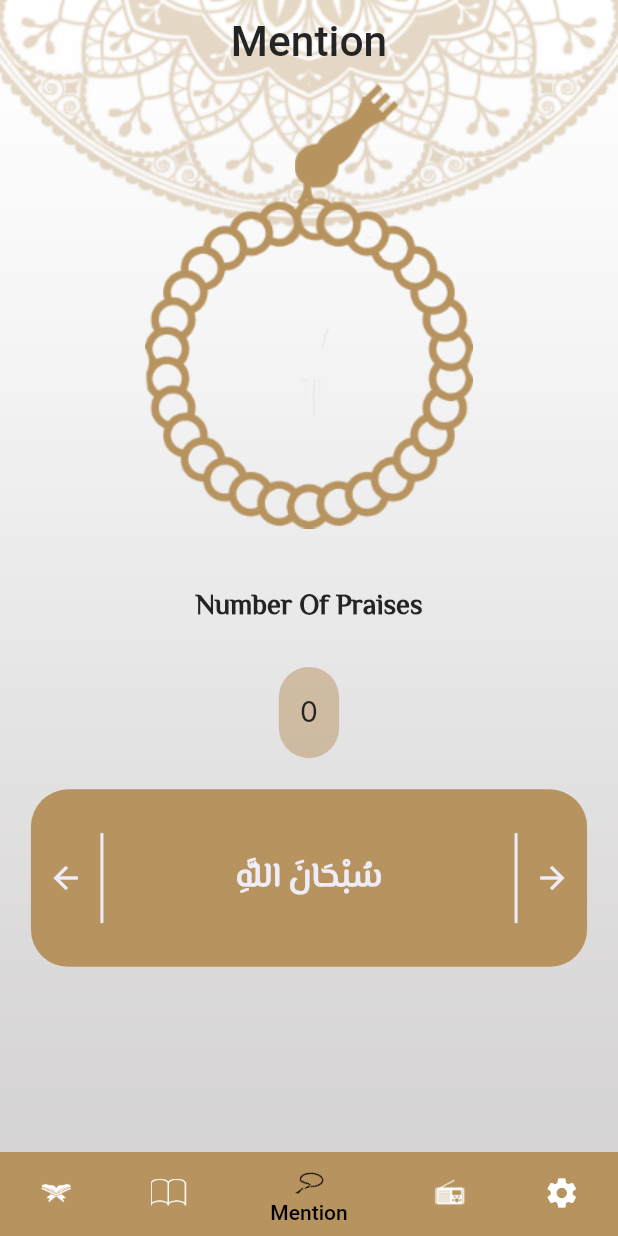
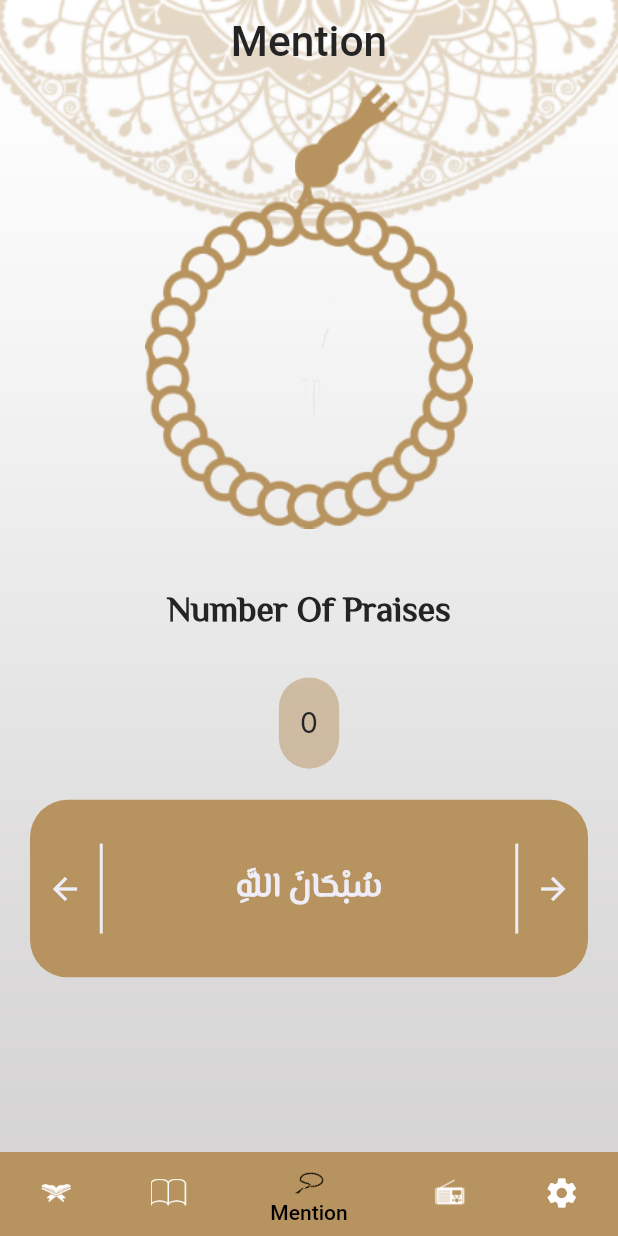
Before and after one commit to HalimWagih66/Islami-Application, a Flutter app: the screen it shows after launch, item 3 of the bottom bar chosen, on a phone screen of 412 x 824 dp. Run offline on Flutter 3.47's test engine with Material 2 defaults, Android fonts, the light colour scheme and no system bars; our stand-ins replace audioplayers, dio, flutter_screenutil, shared_preferences; generated files the repository leaves out were written again; network calls fail; Roboto replaces fonts that are missing (Inter); statements that could not run were skipped.

Commit message:
edit in responsive

```diff
--- a/lib/features/layout_screen/quran_Tap/view/widget/surah_name_and_number_of_verses.dart
+++ b/lib/features/layout_screen/quran_Tap/view/widget/surah_name_and_number_of_verses.dart
@@ -40,7 +40,7 @@ class SurahNameAndNumberOfVerses extends StatelessWidget {
                 child: Center(
                   child: Text(
                     numberOfVerses.toString(),
-                    style: Theme.of(context).textTheme.titleMedium?.copyWith(fontSize: 20.sp),
+                    style: Theme.of(context).textTheme.titleMedium,
                     textAlign: TextAlign.center,
                   ),
                 ),
@@ -62,7 +62,7 @@ class SurahNameAndNumberOfVerses extends StatelessWidget {
                     Center(
                       child: Text(
                         settingsProvider.languageCode == "en"?surahName:surahNameTashkil,
-                        style: Theme.of(context).textTheme.titleMedium?.copyWith(fontSize: 20.sp),
+                        style: Theme.of(context).textTheme.titleMedium,
                         textAlign: TextAlign.center,
 
                       ),
--- a/lib/features/layout_screen/quran_Tap/view/widget/title_table_surahs.dart
+++ b/lib/features/layout_screen/quran_Tap/view/widget/title_table_surahs.dart
@@ -18,7 +18,7 @@ class TitleTableSurahs extends StatelessWidget {
           children: [
             TableRow(
                 children: [
-                  Text(AppLocalizations.of(context)!.number_of_verses,style: Theme.of(context).textTheme.titleLarge?.copyWith(fontSize: 20.sp),textAlign: TextAlign.center,),
+                  Text(AppLocalizations.of(context)!.number_of_verses,style: Theme.of(context).textTheme.titleLarge?.copyWith(fontSize: 25.sp),textAlign: TextAlign.center,),
                   Text(AppLocalizations.of(context)!.surah_name,style: Theme.of(context).textTheme.titleLarge,textAlign: TextAlign.center,),
                 ]
             )
--- a/lib/features/layout_screen/radio_Tap/view/widget/radio_item.dart
+++ b/lib/features/layout_screen/radio_Tap/view/widget/radio_item.dart
@@ -1,4 +1,5 @@
 import 'package:flutter/material.dart';
+import 'package:flutter_screenutil/flutter_screenutil.dart';
 import 'package:provider/provider.dart';
 import '../../../../../models/model.radio/radio.dart';
 import '../../view model/radio_tap_view_model.dart';
@@ -15,6 +16,9 @@ class RadioItem extends StatelessWidget {
       child: Column(
         children: [
           Text(radioModel[provider.selectedRadioStation].name??"",style: Theme.of(context).textTheme.titleLarge,),
+          SizedBox(
+            height: 20.h,
+          ),
           Row(
             mainAxisAlignment: MainAxisAlignment.spaceEvenly,
             children: [
--- a/lib/features/layout_screen/settings/view/widget/field_choose_app_state.dart
+++ b/lib/features/layout_screen/settings/view/widget/field_choose_app_state.dart
@@ -24,7 +24,7 @@ class FieldChooseAppState  extends StatelessWidget {
             style: Theme.of(context)
                 .textTheme
                 .titleLarge
-                ?.copyWith(fontWeight: FontWeight.w100, fontSize: 23.sp),
+                ?.copyWith(fontWeight: FontWeight.w400, fontSize: 30.sp),
           ),
           Icon(Icons.arrow_drop_down_outlined,color: Theme.of(context).hintColor),
         ],
--- a/lib/features/layout_screen/tasbeh_Tap/view/tasbeh_tap.dart
+++ b/lib/features/layout_screen/tasbeh_Tap/view/tasbeh_tap.dart
@@ -11,8 +11,8 @@ class TasbehTap extends StatelessWidget {
   Widget build(BuildContext context) {
     return ChangeNotifierProvider(
       create: (context) => TasbehTapViewModel(),
-      child: SingleChildScrollView(
-        child: TasbehTapBody(widthScreen:  MediaQuery.of(context).size.width,heightScreen: MediaQuery.of(context).size.width)
+      child: const SingleChildScrollView(
+        child: TasbehTapBody()
       ),
     );
   }
--- a/lib/features/layout_screen/tasbeh_Tap/view/widget/child_bottom_content_tasbeh_ink_will.dart
+++ b/lib/features/layout_screen/tasbeh_Tap/view/widget/child_bottom_content_tasbeh_ink_will.dart
@@ -6,8 +6,7 @@ import '../../../../../provider/settings_provider.dart';
 import '../../view model/tasbeh_tap_view_model.dart';
 
 class ChildBottomContentInkWil extends StatelessWidget {
-  const ChildBottomContentInkWil({super.key, required this.widthScreen});
-  final double widthScreen;
+  const ChildBottomContentInkWil({super.key});
   @override
   Widget build(BuildContext context) {
     var tasbehProvider = Provider.of<TasbehTapViewModel>(context);
@@ -22,8 +21,7 @@ class ChildBottomContentInkWil extends StatelessWidget {
                       : const Color(0xF1F1F1FF),
                   width: 2.w,
                   style: BorderStyle.solid),),),
-          width: widthScreen * 0.7,
-          padding: const EdgeInsets.all(13),
+      padding: const EdgeInsets.all(13),
           child: Text(
             tasbehProvider.contentTasbeh[tasbehProvider.selectedContentTasbeh],
             textAlign: TextAlign.center,
--- a/lib/features/layout_screen/tasbeh_Tap/view/widget/show_content_tasbeh.dart
+++ b/lib/features/layout_screen/tasbeh_Tap/view/widget/show_content_tasbeh.dart
@@ -7,8 +7,7 @@ import 'package:provider/provider.dart';
 import 'child_bottom_content_tasbeh_ink_will.dart';
 
 class ShowContentTasbeh extends StatelessWidget {
-  const ShowContentTasbeh({super.key, required this.widthScreen});
-  final double widthScreen;
+  const ShowContentTasbeh({super.key});
   @override
   Widget build(BuildContext context) {
     var provider = Provider.of<TasbehTapViewModel>(context);
@@ -18,7 +17,7 @@ class ShowContentTasbeh extends StatelessWidget {
         borderRadius: BorderRadius.circular(25),
         color: Theme.of(context).hintColor,
       ),
-      width: widthScreen * 0.9,
+      width: MediaQuery.of(context).size.height * 0.9,
       child: Row(
         mainAxisAlignment: MainAxisAlignment.center,
         children: [
@@ -56,7 +55,7 @@ class ShowContentTasbeh extends StatelessWidget {
               onLongPress: ()async {
                 await provider.onLongPressContentTasbeh(context);
               },
-              child: ChildBottomContentInkWil(widthScreen: widthScreen),
+              child: const ChildBottomContentInkWil(),
             ),
           ),
           Expanded(
--- a/lib/features/layout_screen/tasbeh_Tap/view/widget/show_image_sabhuh.dart
+++ b/lib/features/layout_screen/tasbeh_Tap/view/widget/show_image_sabhuh.dart
@@ -6,9 +6,7 @@ import 'package:provider/provider.dart';
 import '../../view model/tasbeh_tap_view_model.dart';
 
 class ShowImageSabhuh extends StatelessWidget {
-  const ShowImageSabhuh({super.key, required this.widthScreen, required this.heightScreen});
-  final double widthScreen;
-  final double heightScreen;
+  const ShowImageSabhuh({super.key});
   @override
   Widget build(BuildContext context) {
     var settingsProvider = Provider.of<SettingsProvider>(context,listen: false);
--- a/lib/features/layout_screen/tasbeh_Tap/view/widget/tasbeh_tap_body.dart
+++ b/lib/features/layout_screen/tasbeh_Tap/view/widget/tasbeh_tap_body.dart
@@ -8,9 +8,8 @@ import 'package:provider/provider.dart';
 import '../../view model/tasbeh_tap_view_model.dart';
 
 class TasbehTapBody extends StatefulWidget {
-  const TasbehTapBody({super.key, required this.heightScreen, required this.widthScreen});
-  final double heightScreen;
-  final double widthScreen;
+  const TasbehTapBody({super.key});
+
 
   @override
   State<TasbehTapBody> createState() => _TasbehTapBodyState();
@@ -25,10 +24,12 @@ class _TasbehTapBodyState extends State<TasbehTapBody> {
   }
   @override
   Widget build(BuildContext context) {
-    return Column(
+    return Padding(
+      padding: const EdgeInsets.symmetric(horizontal: 20),
+      child: Column(
         crossAxisAlignment: CrossAxisAlignment.center,
         children: [
-        ShowImageSabhuh(heightScreen: widget.heightScreen, widthScreen: widget.widthScreen),
+          const ShowImageSabhuh(),
           SizedBox(
             height: 40.h,
           ),
@@ -46,11 +47,12 @@ class _TasbehTapBodyState extends State<TasbehTapBody> {
                 if(snapshot.connectionState == ConnectionState.waiting){
                  return const Center(child: CircularProgressIndicator());
                 }
-              return ShowContentTasbeh(widthScreen: widget.widthScreen);
+                return const ShowContentTasbeh();
               },
           )
           //ShowContentTasbeh(),
         ],
+      ),
     );
   }
 }
--- a/lib/style/theme_data.dart
+++ b/lib/style/theme_data.dart
@@ -38,7 +38,7 @@ class MyThemeData {
         titleLarge: TextStyle(
             color: lightMainTextColor,
             fontFamily: 'ElMessiri',
-            fontSize: 20.sp,
+            fontSize: 25.sp,
             fontWeight: FontWeight.bold),
         bodyLarge: TextStyle(
           color: lightMainTextColor,
@@ -97,7 +97,7 @@ class MyThemeData {
         titleLarge: TextStyle(
           color: darkMainTextColor,
           fontFamily: 'ElMessiri',
-          fontSize: 20.sp,
+          fontSize: 25.sp,
           fontWeight: FontWeight.bold,
         ),
         bodyLarge: TextStyle(
```
Also changed, not shown: lib/features/details_screen/quran/ff.dart (deleted, +0 -78 lines), lib/features/details_screen/quran/single_ayah.dart (deleted, +0 -193 lines), lib/features/layout_screen/provider/radio_tap_view_model.dart (deleted, +0 -29 lines). Lines whose indentation alone changed are shown as unchanged.
